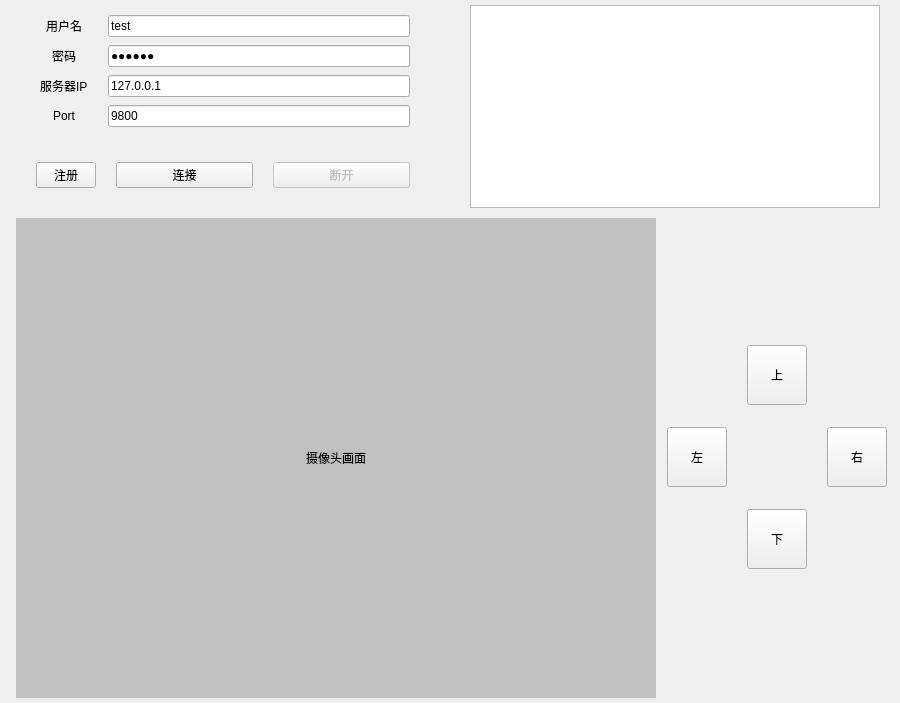
XienX/CameraClient, file clientWindow.ui: the form before one commit.
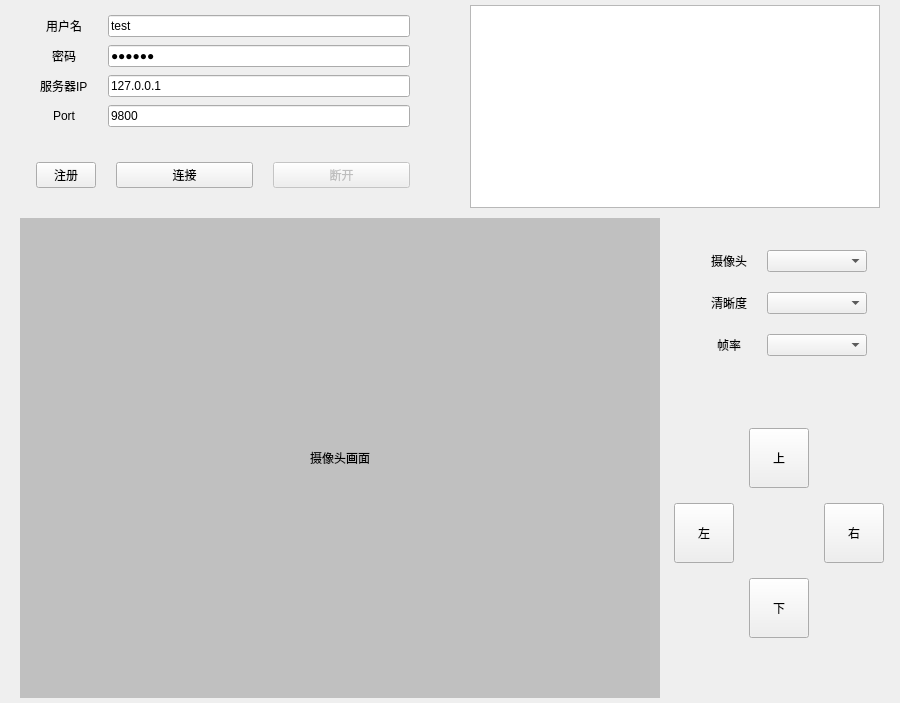
The form after the commit.

Commit message: UI修改、支持摄像头切换

Patch:
```diff
--- a/clientWindow.ui
+++ b/clientWindow.ui
@@ -358,25 +358,165 @@
          </widget>
         </item>
         <item>
+         <layout class="QVBoxLayout" name="verticalLayout_3">
+          <property name="spacing">
+           <number>10</number>
+          </property>
+          <item>
+           <layout class="QFormLayout" name="formLayout_3">
+            <property name="sizeConstraint">
+             <enum>QLayout::SetDefaultConstraint</enum>
+            </property>
+            <property name="fieldGrowthPolicy">
+             <enum>QFormLayout::FieldsStayAtSizeHint</enum>
+            </property>
+            <property name="labelAlignment">
+             <set>Qt::AlignCenter</set>
+            </property>
+            <property name="formAlignment">
+             <set>Qt::AlignCenter</set>
+            </property>
+            <property name="horizontalSpacing">
+             <number>20</number>
+            </property>
+            <property name="verticalSpacing">
+             <number>20</number>
+            </property>
+            <property name="leftMargin">
+             <number>20</number>
+            </property>
+            <property name="topMargin">
+             <number>15</number>
+            </property>
+            <property name="rightMargin">
+             <number>20</number>
+            </property>
+            <property name="bottomMargin">
+             <number>5</number>
+            </property>
+            <item row="0" column="0">
+             <widget class="QLabel" name="CAMERA">
+              <property name="text">
+               <string>摄像头</string>
+              </property>
+             </widget>
+            </item>
+            <item row="0" column="1">
+             <widget class="QComboBox" name="cameraNumInput">
+              <property name="sizePolicy">
+               <sizepolicy hsizetype="Preferred" vsizetype="Fixed">
+                <horstretch>0</horstretch>
+                <verstretch>0</verstretch>
+               </sizepolicy>
+              </property>
+              <property name="minimumSize">
+               <size>
+                <width>100</width>
+                <height>0</height>
+               </size>
+              </property>
+             </widget>
+            </item>
+            <item row="1" column="0">
+             <widget class="QLabel" name="DEFINITION">
+              <property name="text">
+               <string>清晰度</string>
+              </property>
+             </widget>
+            </item>
+            <item row="1" column="1">
+             <widget class="QComboBox" name="definitionInput">
+              <property name="minimumSize">
+               <size>
+                <width>100</width>
+                <height>0</height>
+               </size>
+              </property>
+             </widget>
+            </item>
+            <item row="2" column="0">
+             <widget class="QLabel" name="FPS">
+              <property name="text">
+               <string>帧率</string>
+              </property>
+             </widget>
+            </item>
+            <item row="2" column="1">
+             <widget class="QComboBox" name="frameRateInput">
+              <property name="minimumSize">
+               <size>
+                <width>100</width>
+                <height>0</height>
+               </size>
+              </property>
+             </widget>
+            </item>
+           </layout>
+          </item>
+          <item>
          <layout class="QGridLayout" name="gridLayout">
           <property name="sizeConstraint">
            <enum>QLayout::SetDefaultConstraint</enum>
           </property>
           <property name="leftMargin">
-           <number>5</number>
+             <number>4</number>
           </property>
           <property name="topMargin">
-           <number>125</number>
+             <number>40</number>
           </property>
           <property name="rightMargin">
-           <number>5</number>
+             <number>4</number>
           </property>
           <property name="bottomMargin">
-           <number>125</number>
+             <number>60</number>
           </property>
           <property name="spacing">
-           <number>20</number>
-          </property>
+             <number>15</number>
+            </property>
+            <item row="1" column="0">
+             <widget class="QPushButton" name="moveLeftButton">
+              <property name="sizePolicy">
+               <sizepolicy hsizetype="Minimum" vsizetype="Fixed">
+                <horstretch>0</horstretch>
+                <verstretch>0</verstretch>
+               </sizepolicy>
+              </property>
+              <property name="minimumSize">
+               <size>
+                <width>60</width>
+                <height>60</height>
+               </size>
+              </property>
+              <property name="maximumSize">
+               <size>
+                <width>60</width>
+                <height>60</height>
+               </size>
+              </property>
+              <property name="text">
+               <string>左</string>
+              </property>
+             </widget>
+            </item>
+            <item row="0" column="1">
+             <widget class="QPushButton" name="moveUpButton">
+              <property name="minimumSize">
+               <size>
+                <width>60</width>
+                <height>60</height>
+               </size>
+              </property>
+              <property name="maximumSize">
+               <size>
+                <width>60</width>
+                <height>60</height>
+               </size>
+              </property>
+              <property name="text">
+               <string>上</string>
+              </property>
+             </widget>
+            </item>
           <item row="1" column="2">
            <widget class="QPushButton" name="moveRightButton">
             <property name="minimumSize">
@@ -421,49 +561,7 @@
             </property>
            </widget>
           </item>
-          <item row="0" column="1">
-           <widget class="QPushButton" name="moveUpButton">
-            <property name="minimumSize">
-             <size>
-              <width>60</width>
-              <height>60</height>
-             </size>
-            </property>
-            <property name="maximumSize">
-             <size>
-              <width>60</width>
-              <height>60</height>
-             </size>
-            </property>
-            <property name="text">
-             <string>上</string>
-            </property>
-           </widget>
-          </item>
-          <item row="1" column="0">
-           <widget class="QPushButton" name="moveLeftButton">
-            <property name="sizePolicy">
-             <sizepolicy hsizetype="Minimum" vsizetype="Fixed">
-              <horstretch>0</horstretch>
-              <verstretch>0</verstretch>
-             </sizepolicy>
-            </property>
-            <property name="minimumSize">
-             <size>
-              <width>60</width>
-              <height>60</height>
-             </size>
-            </property>
-            <property name="maximumSize">
-             <size>
-              <width>60</width>
-              <height>60</height>
-             </size>
-            </property>
-            <property name="text">
-             <string>左</string>
-            </property>
-           </widget>
+           </layout>
           </item>
          </layout>
         </item>
```
Lines whose indentation alone changed are shown as unchanged. The commit also changes 5 other files.
